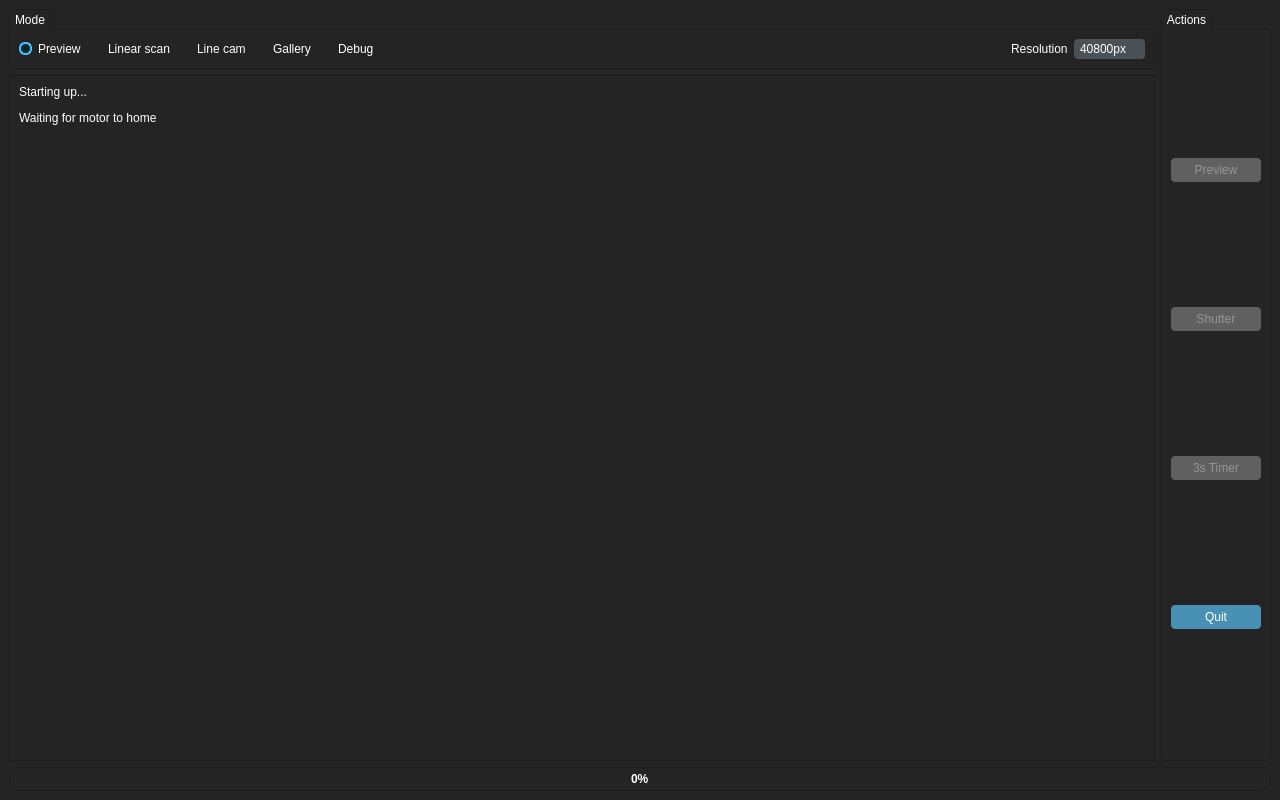
The window that LinearScanCam/mainwindow.ui (Ultrawipf/Project_gigapixel_linecam) describes before a commit, drawn with Qt 5.
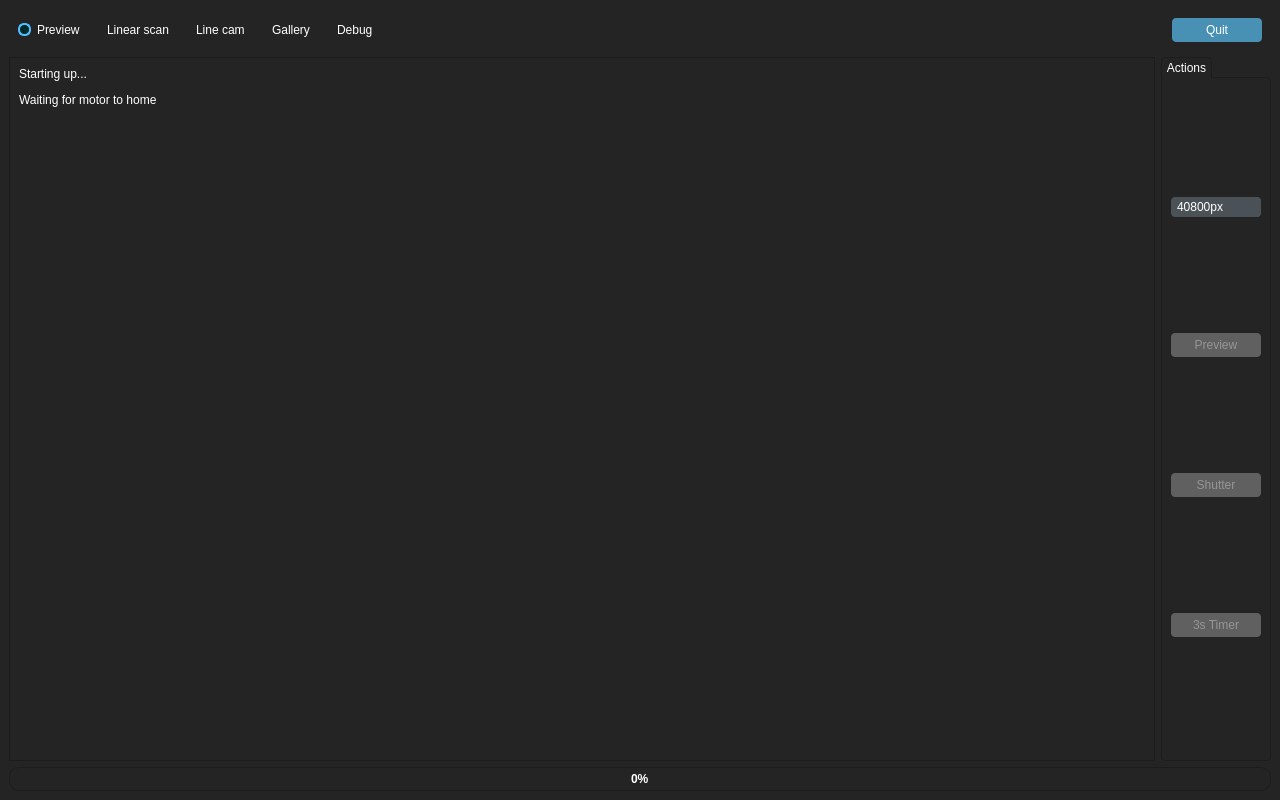
The same window after the commit. Icons and pictures are not drawn. Custom widgets are drawn as their Qt base class.

The edit to the form file:
```diff
--- a/LinearScanCam/mainwindow.ui
+++ b/LinearScanCam/mainwindow.ui
@@ -1017,173 +1017,6 @@
   </property>
   <widget class="QWidget" name="centralwidget">
    <layout class="QGridLayout" name="gridLayout">
-    <item row="0" column="0">
-     <widget class="QGroupBox" name="groupBox_mode">
-      <property name="sizePolicy">
-       <sizepolicy hsizetype="Preferred" vsizetype="Minimum">
-        <horstretch>0</horstretch>
-        <verstretch>0</verstretch>
-       </sizepolicy>
-      </property>
-      <property name="title">
-       <string>Mode</string>
-      </property>
-      <layout class="QHBoxLayout" name="horizontalLayout">
-       <item>
-        <widget class="QRadioButton" name="radioButton_mode_preview">
-         <property name="text">
-          <string>Preview</string>
-         </property>
-         <property name="checked">
-          <bool>true</bool>
-         </property>
-         <attribute name="buttonGroup">
-          <string notr="true">buttonGroup_mode</string>
-         </attribute>
-        </widget>
-       </item>
-       <item>
-        <widget class="QRadioButton" name="radioButton_2">
-         <property name="text">
-          <string>Linear scan</string>
-         </property>
-         <attribute name="buttonGroup">
-          <string notr="true">buttonGroup_mode</string>
-         </attribute>
-        </widget>
-       </item>
-       <item>
-        <widget class="QRadioButton" name="radioButton_3">
-         <property name="text">
-          <string>Line cam</string>
-         </property>
-         <attribute name="buttonGroup">
-          <string notr="true">buttonGroup_mode</string>
-         </attribute>
-        </widget>
-       </item>
-       <item>
-        <widget class="QRadioButton" name="radioButton_4">
-         <property name="text">
-          <string>Gallery</string>
-         </property>
-         <attribute name="buttonGroup">
-          <string notr="true">buttonGroup_mode</string>
-         </attribute>
-        </widget>
-       </item>
-       <item>
-        <widget class="QRadioButton" name="radioButton_mode_debug">
-         <property name="text">
-          <string>Debug</string>
-         </property>
-         <attribute name="buttonGroup">
-          <string notr="true">buttonGroup_mode</string>
-         </attribute>
-        </widget>
-       </item>
-       <item>
-        <spacer name="horizontalSpacer">
-         <property name="orientation">
-          <enum>Qt::Orientation::Horizontal</enum>
-         </property>
-         <property name="sizeType">
-          <enum>QSizePolicy::Policy::MinimumExpanding</enum>
-         </property>
-         <property name="sizeHint" stdset="0">
-          <size>
-           <width>40</width>
-           <height>20</height>
-          </size>
-         </property>
-        </spacer>
-       </item>
-       <item>
-        <widget class="QLabel" name="label">
-         <property name="text">
-          <string>Resolution</string>
-         </property>
-        </widget>
-       </item>
-       <item>
-        <widget class="QComboBox" name="comboBox_resolution">
-         <property name="sizePolicy">
-          <sizepolicy hsizetype="Minimum" vsizetype="Fixed">
-           <horstretch>0</horstretch>
-           <verstretch>0</verstretch>
-          </sizepolicy>
-         </property>
-         <item>
-          <property name="text">
-           <string>40800px</string>
-          </property>
-         </item>
-         <item>
-          <property name="text">
-           <string>20400px</string>
-          </property>
-         </item>
-         <item>
-          <property name="text">
-           <string>10200px</string>
-          </property>
-         </item>
-         <item>
-          <property name="text">
-           <string>5100px</string>
-          </property>
-         </item>
-        </widget>
-       </item>
-      </layout>
-     </widget>
-    </item>
-    <item row="0" column="1" rowspan="2">
-     <widget class="QGroupBox" name="groupBox">
-      <property name="title">
-       <string>Actions</string>
-      </property>
-      <layout class="QVBoxLayout" name="verticalLayout">
-       <item>
-        <widget class="QPushButton" name="pushButton_3">
-         <property name="enabled">
-          <bool>false</bool>
-         </property>
-         <property name="text">
-          <string>Preview</string>
-         </property>
-        </widget>
-       </item>
-       <item>
-        <widget class="QPushButton" name="pushButton">
-         <property name="enabled">
-          <bool>false</bool>
-         </property>
-         <property name="text">
-          <string>Shutter</string>
-         </property>
-        </widget>
-       </item>
-       <item>
-        <widget class="QPushButton" name="pushButton_2">
-         <property name="enabled">
-          <bool>false</bool>
-         </property>
-         <property name="text">
-          <string>3s Timer</string>
-         </property>
-        </widget>
-       </item>
-       <item>
-        <widget class="QPushButton" name="pushButton_quit">
-         <property name="text">
-          <string>Quit</string>
-         </property>
-        </widget>
-       </item>
-      </layout>
-     </widget>
-    </item>
     <item row="2" column="0" colspan="2">
      <widget class="QProgressBar" name="progressBar_scan">
       <property name="enabled">
@@ -1432,6 +1265,163 @@
       </widget>
      </widget>
     </item>
+    <item row="1" column="1">
+     <widget class="QGroupBox" name="groupBox_camactions">
+      <property name="title">
+       <string>Actions</string>
+      </property>
+      <layout class="QVBoxLayout" name="verticalLayout">
+       <item>
+        <widget class="QComboBox" name="comboBox_resolution">
+         <property name="sizePolicy">
+          <sizepolicy hsizetype="Minimum" vsizetype="Fixed">
+           <horstretch>0</horstretch>
+           <verstretch>0</verstretch>
+          </sizepolicy>
+         </property>
+         <item>
+          <property name="text">
+           <string>40800px</string>
+          </property>
+         </item>
+         <item>
+          <property name="text">
+           <string>20400px</string>
+          </property>
+         </item>
+         <item>
+          <property name="text">
+           <string>10200px</string>
+          </property>
+         </item>
+         <item>
+          <property name="text">
+           <string>5100px</string>
+          </property>
+         </item>
+        </widget>
+       </item>
+       <item>
+        <widget class="QPushButton" name="pushButton_3">
+         <property name="enabled">
+          <bool>false</bool>
+         </property>
+         <property name="text">
+          <string>Preview</string>
+         </property>
+        </widget>
+       </item>
+       <item>
+        <widget class="QPushButton" name="pushButton">
+         <property name="enabled">
+          <bool>false</bool>
+         </property>
+         <property name="text">
+          <string>Shutter</string>
+         </property>
+        </widget>
+       </item>
+       <item>
+        <widget class="QPushButton" name="pushButton_2">
+         <property name="enabled">
+          <bool>false</bool>
+         </property>
+         <property name="text">
+          <string>3s Timer</string>
+         </property>
+        </widget>
+       </item>
+      </layout>
+     </widget>
+    </item>
+    <item row="0" column="0" colspan="2">
+     <widget class="QFrame" name="frame_mode">
+      <property name="sizePolicy">
+       <sizepolicy hsizetype="Preferred" vsizetype="Minimum">
+        <horstretch>0</horstretch>
+        <verstretch>0</verstretch>
+       </sizepolicy>
+      </property>
+      <layout class="QHBoxLayout" name="horizontalLayout">
+       <item>
+        <widget class="QRadioButton" name="radioButton_mode_preview">
+         <property name="text">
+          <string>Preview</string>
+         </property>
+         <property name="checked">
+          <bool>true</bool>
+         </property>
+         <attribute name="buttonGroup">
+          <string notr="true">buttonGroup_mode</string>
+         </attribute>
+        </widget>
+       </item>
+       <item>
+        <widget class="QRadioButton" name="radioButton_2">
+         <property name="text">
+          <string>Linear scan</string>
+         </property>
+         <attribute name="buttonGroup">
+          <string notr="true">buttonGroup_mode</string>
+         </attribute>
+        </widget>
+       </item>
+       <item>
+        <widget class="QRadioButton" name="radioButton_3">
+         <property name="text">
+          <string>Line cam</string>
+         </property>
+         <attribute name="buttonGroup">
+          <string notr="true">buttonGroup_mode</string>
+         </attribute>
+        </widget>
+       </item>
+       <item>
+        <widget class="QRadioButton" name="radioButton_4">
+         <property name="text">
+          <string>Gallery</string>
+         </property>
+         <attribute name="buttonGroup">
+          <string notr="true">buttonGroup_mode</string>
+         </attribute>
+        </widget>
+       </item>
+       <item>
+        <widget class="QRadioButton" name="radioButton_mode_debug">
+         <property name="text">
+          <string>Debug</string>
+         </property>
+         <attribute name="buttonGroup">
+          <string notr="true">buttonGroup_mode</string>
+         </attribute>
+        </widget>
+       </item>
+       <item>
+        <spacer name="horizontalSpacer">
+         <property name="orientation">
+          <enum>Qt::Orientation::Horizontal</enum>
+         </property>
+         <property name="sizeType">
+          <enum>QSizePolicy::Policy::MinimumExpanding</enum>
+         </property>
+         <property name="sizeHint" stdset="0">
+          <size>
+           <width>40</width>
+           <height>20</height>
+          </size>
+         </property>
+        </spacer>
+       </item>
+       <item>
+        <widget class="QPushButton" name="pushButton_quit">
+         <property name="text">
+          <string>Quit</string>
+         </property>
+        </widget>
+       </item>
+      </layout>
+     </widget>
+    </item>
    </layout>
   </widget>
  </widget>
```
